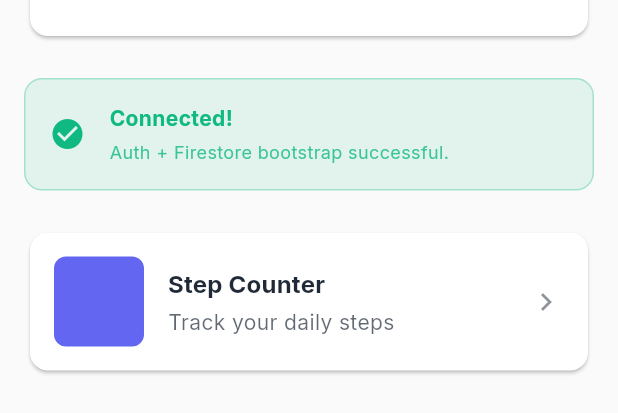
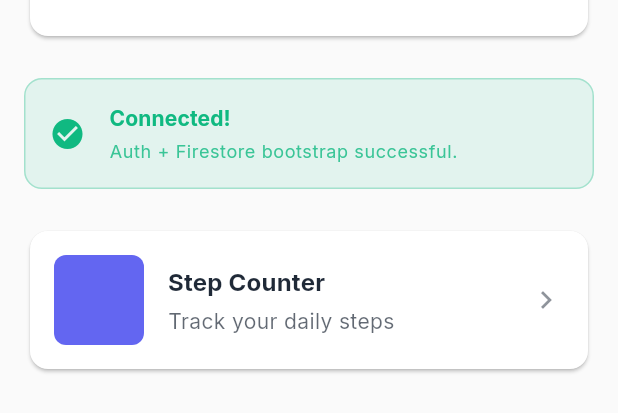
Before and after one commit to arkariz/new-health-duel, a Flutter app: the _AuthenticatedView widget shown alone on an empty page, opened directly with empty values, on a phone screen of 412 x 824 dp. Shown: the part 702-1115 px from the top of the screen. Run offline on Flutter 3.47's test engine with Material 3 defaults, Android fonts, the phone set to English and light mode, and no system bars; our stand-ins replace cloud_firestore, connectivity_plus, dartz, equatable, firebase_auth, firebase_core and 6 more; missing offline and left inert: exception, health, network, security, storage; accounts and stored records are empty; generated files the repository leaves out were written again; network calls fail; project files that could hold a hidden picture were left out.

Commit message:
refactor(home): apply same core class and theme token optimizations
- Use AppRoutes constants: '/login' -> AppRoutes.login (x2), '/health' -> AppRoutes.health
- Use AppSpacing.lg instead of hardcoded 24 in scroll padding and Divider height
- Replace inline TextStyle with theme.textTheme in _buildSuccessMessage and _buildDetailRow
- Add Theme.of(context) to _buildDetailRow for consistent textTheme usage

Co-Authored-By: Claude Sonnet 4.5 <noreply@anthropic.com>

```diff
--- a/health_duel/lib/features/home/presentation/bloc/home_bloc.dart
+++ b/health_duel/lib/features/home/presentation/bloc/home_bloc.dart
@@ -1,5 +1,6 @@
 import 'package:flutter_bloc/flutter_bloc.dart';
 import 'package:health_duel/core/bloc/bloc.dart';
+import 'package:health_duel/core/router/router.dart';
 import 'package:health_duel/data/session/domain/domain.dart';
 import 'package:health_duel/features/home/presentation/bloc/home_event.dart';
 import 'package:health_duel/features/home/presentation/bloc/home_state.dart';
@@ -56,7 +57,7 @@ class HomeBloc extends EffectBloc<HomeEvent, HomeState> {
             state.copyWith(
               status: HomeStatus.failure,
               errorMessage: 'Not authenticated',
-              effect: NavigateGoEffect(route: '/login'),
+              effect: NavigateGoEffect(route: AppRoutes.login),
             ),
           );
         }
@@ -78,7 +79,7 @@ class HomeBloc extends EffectBloc<HomeEvent, HomeState> {
         ),
       ),
       (_) => emit(
-        state.copyWith(status: HomeStatus.initial, clearUser: true, effect: NavigateGoEffect(route: '/login')),
+        state.copyWith(status: HomeStatus.initial, clearUser: true, effect: NavigateGoEffect(route: AppRoutes.login)),
       ),
     );
   }
@@ -107,6 +108,6 @@ class HomeBloc extends EffectBloc<HomeEvent, HomeState> {
 
   /// Navigate to health feature
   void _onNavigateToHealthRequested(HomeNavigateToHealthRequested event, Emitter<HomeState> emit) {
-    emit(state.withEffect(NavigatePushEffect(route: '/health')));
+    emit(state.withEffect(NavigatePushEffect(route: AppRoutes.health)));
   }
 }
--- a/health_duel/lib/features/home/presentation/pages/home_page.dart
+++ b/health_duel/lib/features/home/presentation/pages/home_page.dart
@@ -183,7 +183,7 @@ class _AuthenticatedView extends StatelessWidget {
       },
       child: SingleChildScrollView(
         physics: const AlwaysScrollableScrollPhysics(),
-        padding: EdgeInsets.symmetric(horizontal: context.horizontalPadding, vertical: 24),
+        padding: EdgeInsets.symmetric(horizontal: context.horizontalPadding, vertical: AppSpacing.lg),
         child: ConstrainedContent(
           maxWidth: 600,
           padding: EdgeInsets.zero,
@@ -278,7 +278,7 @@ class _AuthenticatedView extends StatelessWidget {
                 Text('User Details', style: theme.textTheme.titleLarge),
               ],
             ),
-            const Divider(height: 24),
+            const Divider(height: AppSpacing.lg),
             _buildDetailRow(context, 'ID', user.id),
             _buildDetailRow(context, 'Display Name', user.name),
             _buildDetailRow(context, 'Created', _formatDate(user.createdAt)),
@@ -290,6 +290,7 @@ class _AuthenticatedView extends StatelessWidget {
   }
 
   Widget _buildDetailRow(BuildContext context, String label, String value) {
+    final theme = Theme.of(context);
     final labelWidth = context.responsiveValue(phone: 100.0, tablet: 120.0, desktop: 140.0);
 
     return Padding(
@@ -297,8 +298,11 @@ class _AuthenticatedView extends StatelessWidget {
       child: Row(
         crossAxisAlignment: CrossAxisAlignment.start,
         children: [
-          SizedBox(width: labelWidth, child: Text('$label:', style: const TextStyle(fontWeight: FontWeight.bold))),
-          Expanded(child: Text(value, overflow: TextOverflow.ellipsis, maxLines: 2)),
+          SizedBox(
+            width: labelWidth,
+            child: Text('$label:', style: theme.textTheme.bodyMedium?.copyWith(fontWeight: FontWeight.bold)),
+          ),
+          Expanded(child: Text(value, style: theme.textTheme.bodyMedium, overflow: TextOverflow.ellipsis, maxLines: 2)),
         ],
       ),
     );
@@ -328,19 +332,18 @@ class _AuthenticatedView extends StatelessWidget {
               children: [
                 Text(
                   'Connected!',
-                  style: TextStyle(
-                    color: successColor,
-                    fontWeight: FontWeight.bold,
-                    fontSize: context.responsiveValue(phone: 14.0, tablet: 16.0),
-                  ),
+                  style: context.responsiveValue(
+                    phone: theme.textTheme.titleSmall,
+                    tablet: theme.textTheme.titleMedium,
+                  )?.copyWith(color: successColor, fontWeight: FontWeight.bold),
                 ),
                 const SizedBox(height: AppSpacing.xs),
                 Text(
                   'Auth + Firestore bootstrap successful.',
-                  style: TextStyle(
-                    color: successColor.withAlpha((255 * 0.8).round()),
-                    fontSize: context.responsiveValue(phone: 12.0, tablet: 14.0),
-                  ),
+                  style: context.responsiveValue(
+                    phone: theme.textTheme.bodySmall,
+                    tablet: theme.textTheme.bodyMedium,
+                  )?.copyWith(color: successColor.withAlpha((255 * 0.8).round())),
                 ),
               ],
             ),
```
